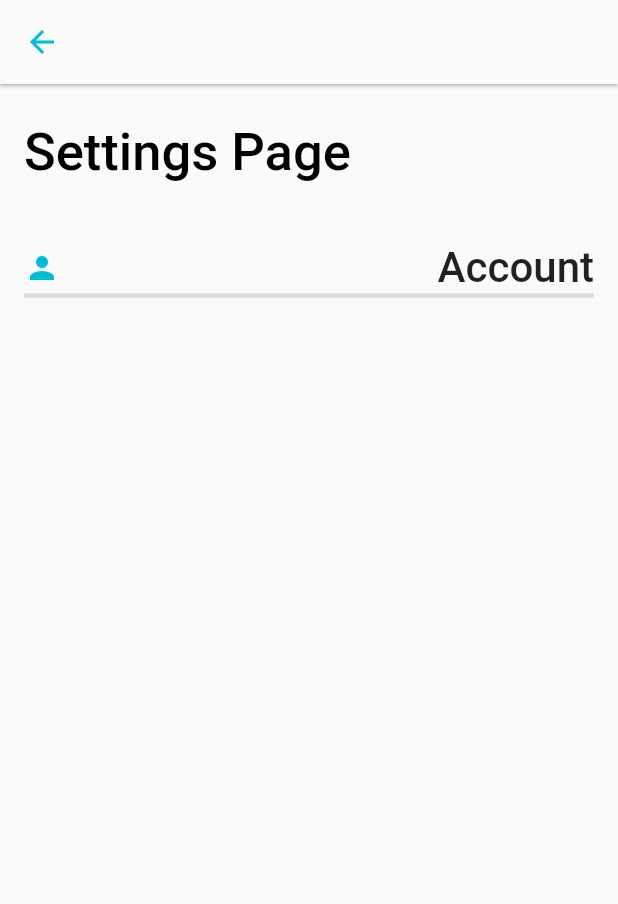
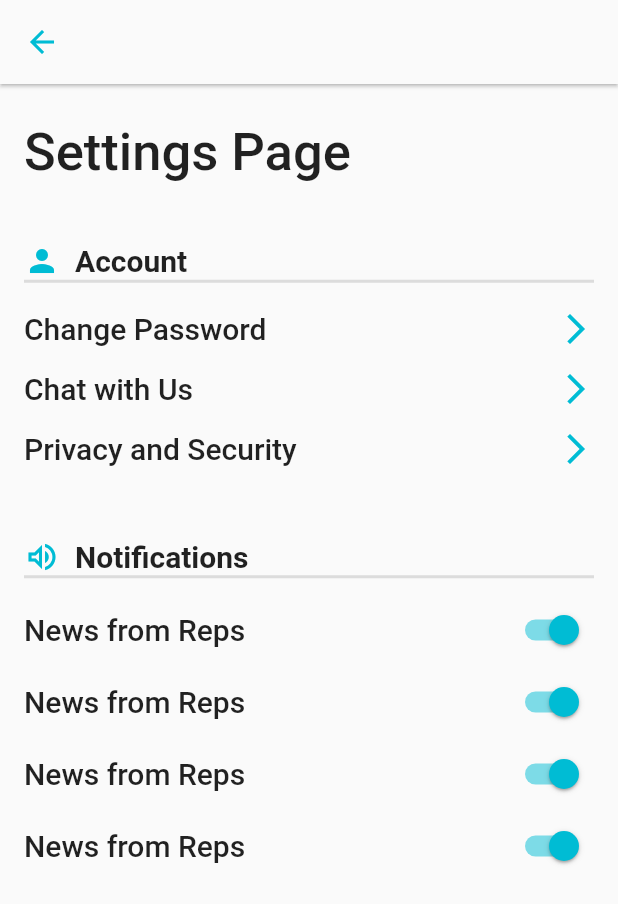
Before and after one commit to PGC-services/Hostel_App, a Flutter app: the Settings screen opened directly, on a phone screen of 412 x 824 dp. Shown: the top 904 px of the screen. Run offline on Flutter 3.47's test engine with Material 2 defaults, Android fonts, the phone set to English and light mode, and no system bars; our stand-ins replace equatable; network calls fail.

Commit message:
Firebase Settings and Settings UI update + fixes

```diff
--- a/lib/features/presentation/pages/edit_profile.dart
+++ b/lib/features/presentation/pages/edit_profile.dart
@@ -171,7 +171,7 @@ class _ProfileState extends State<Profile> {
     return Padding(
       padding: const EdgeInsets.only(bottom: 35),
       child: TextField(
-        obscureText: isPasswordTextField ? showPassword : false,
+        obscureText: isPasswordTextField ? showPassword : true,
         decoration: InputDecoration(
             suffixIcon: isPasswordTextField
                 ? IconButton(
--- a/lib/features/presentation/pages/settings.dart
+++ b/lib/features/presentation/pages/settings.dart
@@ -28,37 +28,110 @@ class _SettingsState extends State<Settings> {
             new Text(
               "Settings Page",
               style: TextStyle(
-                color: Colors.black,
+                color: Colors.black87,
                 fontSize: 35,
                 fontWeight: FontWeight.w500,
               ),
             ),
-            SizedBox(height: 40),
-            buildAccountOptions(context),
+            SizedBox(
+              height: 40,
+            ),
+            Row(children: [
+              Icon(
+                Icons.person,
+                color: Colors.cyan,
+              ),
+              SizedBox(
+                width: 10,
+              ),
+              Text(
+                "Account",
+                style: TextStyle(
+                  fontSize: 20,
+                  fontWeight: FontWeight.bold,
+                ),
+              )
+            ]),
             Divider(
-              height: 4,
-              thickness: 3,
-            ), //!works like the hr propert in html
+              height: 3,
+              thickness: 2,
+            ),
+            SizedBox(
+              height: 10,
+            ),
+            buildAccountOptions(context, "Change Password"),
+            buildAccountOptions(
+                context, "Chat with Us"), //! social media handles
+            buildAccountOptions(context, "Privacy and Security"),
+            // buildAccountOptions(context, ),//!at the right time, more options will be added!
+            // Divider(
+            //   height: 3,
+            //   thickness: 2,
+            // ), //!works like the hr property in html
+            SizedBox(
+              height: 40,
+            ),
+            Row(children: [
+              Icon(
+                Icons.volume_up_outlined,
+                color: Colors.cyan,
+              ),
+              SizedBox(
+                width: 10,
+              ),
+              Text(
+                "Notifications",
+                style: TextStyle(
+                  fontSize: 20,
+                  fontWeight: FontWeight.bold,
+                ),
+              ),
+            ]),
+            Divider(
+              height: 3,
+              thickness: 2,
+            ),
+            SizedBox(
+              height: 10,
+            ),
+            buildNotificationsOptions("News for You", true),
+            buildNotificationsOptions("", true),
+            buildNotificationsOptions("", true),
+            buildNotificationsOptions("", true),
           ],
         ),
-        // new Image(
-        //   image: new AssetImage("assets/logo.jpeg"),
-        //   fit: BoxFit.cover,
-        //   color: Colors.white70,
-        //   colorBlendMode: BlendMode.clear,
-        // ),
       ),
     );
   }
 
-  GestureDetector buildAccountOptions(BuildContext context) {
+  Row buildNotificationsOptions(String title, bool isActive) {
+    return Row(
+            mainAxisAlignment: MainAxisAlignment.spaceBetween,
+            children: [
+              Text(
+                "News from Reps",
+                style: TextStyle(
+                  fontSize: 20,
+                  fontWeight: FontWeight.w500,
+                ), //gonna be changed very very very soon!!!!!
+              ),
+              Switch(
+                value: true,
+                onChanged: (bool val) {},
+              ),
+            ],
+          );
+  }
+
+//method for options
+  GestureDetector buildAccountOptions(BuildContext context, String title) {
     return GestureDetector(
       onTap: () {
         showDialog(
           context: context,
           builder: (BuildContext context) {
             return AlertDialog(
-                    title: Text("Change Password"),
+              title: Text(title),
               content: Column(
                 mainAxisSize: MainAxisSize.min,
                 children: [
@@ -79,18 +152,22 @@ class _SettingsState extends State<Settings> {
           },
         );
       },
+      child: Padding(
+        padding: const EdgeInsets.symmetric(vertical: 8.0),
         child: Row(
           mainAxisAlignment: MainAxisAlignment.spaceBetween,
           children: [
-                Icon(Icons.person, color: Colors.cyan),
-                SizedBox(
-                  width: 10,
+            //Icon(Icons.person, color: Colors.cyan),
+            // SizedBox(
+            //   width: 10,
+            // ),
+            Text(
+              title,
+              style: TextStyle(fontSize: 20, fontWeight: FontWeight.w500),
             ),
-                Text(
-                  "Account",
-                  style: TextStyle(fontSize: 28, fontWeight: FontWeight.w500),
-                )
+            Icon(Icons.arrow_forward_ios_outlined, color: Colors.cyan),
           ],
+        ),
       ),
     );
   }
--- a/lib/features/presentation/pages/sidebar.dart
+++ b/lib/features/presentation/pages/sidebar.dart
@@ -34,14 +34,16 @@ class Sidebar extends StatelessWidget {
                       ),
                     ),
                   ),
-                  Text(//!This field will be the name of the user in Version 1.0
+                  Text(
+                    //!This field will be the name of the user in Version 1.0
                     'Pacesetters Hostel',
                     style: TextStyle(
                       fontSize: 25,
                       color: Colors.white,
                     ),
                   ),
-                  Text(//!This field will be the email of the user in Version 1.0
+                  Text(
+                    //!This field will be the email of the user in Version 1.0
                     'example@dev.com',
                     style: TextStyle(
                       color: Colors.white,
@@ -50,24 +52,6 @@ class Sidebar extends StatelessWidget {
                 ],
               ),
             ),
-          ),
-          ListTile(
-            leading: Icon(Icons.person),
-            title: Text(
-              'Profile',
-              style: TextStyle(
-                fontSize: 18,
-              ),
-            ),
-            //trailing: ,
-            onTap: () {
-              Navigator.of(context).pop();
-              Navigator.of(context).push(
-                MaterialPageRoute(
-                  builder: (context) => Profile(),
-                ),
-              );
-            },
           ),
           ListTile(
               leading: Icon(Icons.phone),
@@ -130,6 +114,26 @@ class Sidebar extends StatelessWidget {
               );
             },
           ),
+          //ListView(
+          //child:
+          ListTile(
+            leading: Icon(Icons.person),
+            title: Text(
+              'Profile',
+              style: TextStyle(
+                fontSize: 18,
+              ),
+            ),
+            //trailing: ,
+            onTap: () {
+              Navigator.of(context).pop();
+              Navigator.of(context).push(
+                MaterialPageRoute(
+                  builder: (context) => Profile(),
+                ),
+              );
+            },
+          ),
         ],
       ),
     );
```
Also changed, not shown: 3 other files. Lines whose indentation alone changed are shown as unchanged.
